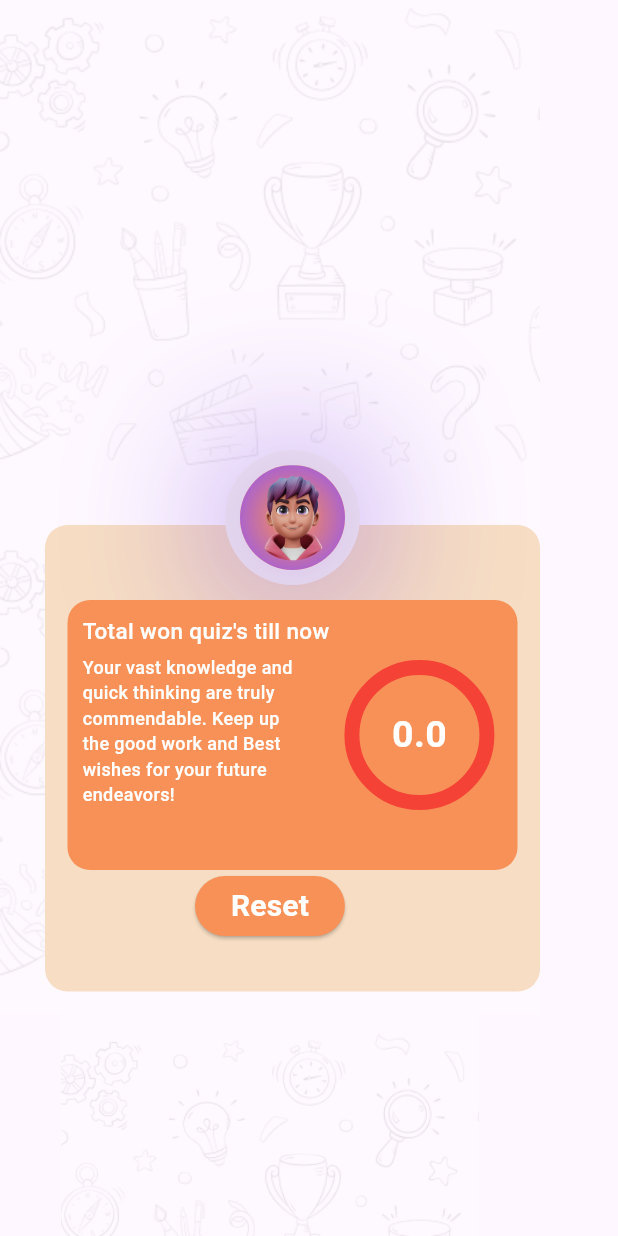
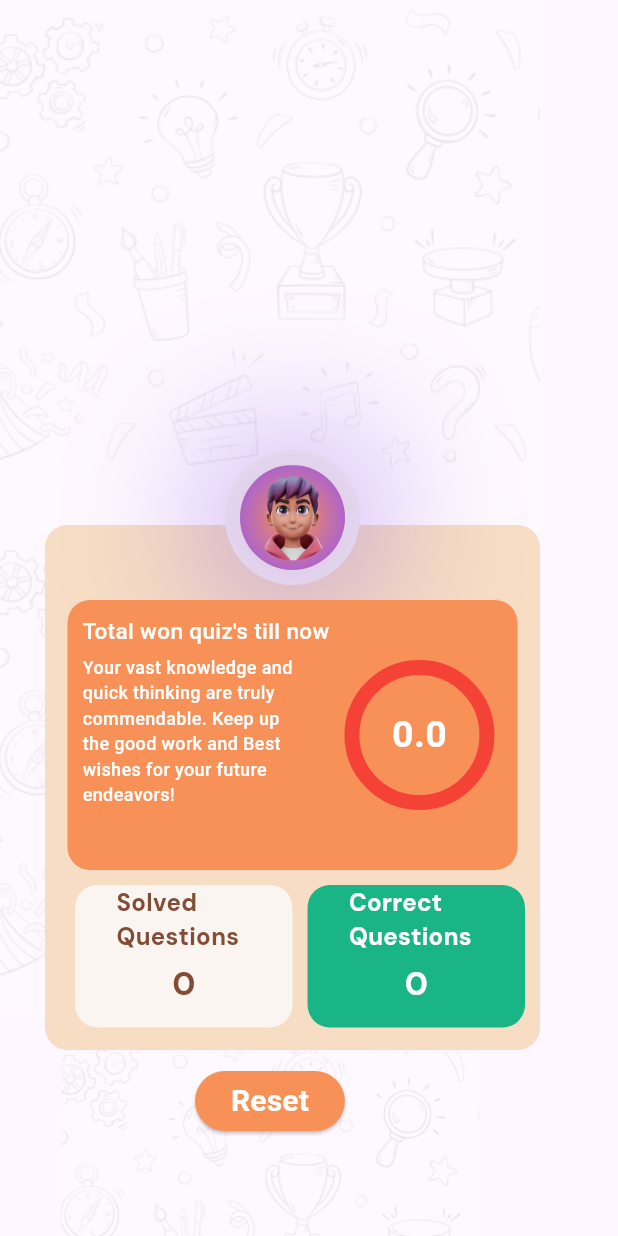
Before and after one commit to akshayjadhav2002/Quiz-App, a Flutter app: the ResultScreen screen opened directly, on a phone screen of 412 x 824 dp. Run offline on Flutter 3.47's test engine with Material 3 defaults, Android fonts, the phone set to English and light mode, and no system bars; drawn by our look-alikes of percent_indicator; our stand-ins replace google_fonts; network calls fail.

```diff
--- a/lib/View/result_screen.dart
+++ b/lib/View/result_screen.dart
@@ -1,6 +1,7 @@
 import "package:flutter/cupertino.dart";
 import "package:flutter/material.dart";
 import "package:flutter/widgets.dart";
+import "package:google_fonts/google_fonts.dart";
 import "package:percent_indicator/circular_percent_indicator.dart";
 import 'package:provider/provider.dart';
 import "package:quizzapp/View/home_screen.dart";
@@ -42,7 +43,7 @@ class _ResultScreenState extends State<ResultScreen> {
             top: 350,
             left: 30,
             child: Container(
-              height: 311,
+              height: 350,
               width: 330,
               decoration: BoxDecoration(
                 borderRadius: BorderRadius.circular(15),
@@ -140,7 +141,88 @@ class _ResultScreenState extends State<ResultScreen> {
             ),
           ),
           Positioned(
-            top: 580,
+            top: 590,
+            left: 50,
+            child: Row(
+              children: [
+                Container(
+                  height: 95,
+                  width: 145,
+                  decoration: BoxDecoration(
+                    borderRadius: BorderRadius.circular(15),
+                    color:const Color.fromRGBO(250, 245, 241, 1),
+                  ),
+                  child:  Center(
+                    child: Column(
+
+                      children: [
+                         SizedBox(
+                          height: 50,
+                          width: 90,
+                           child: Text(
+                              "Solved Questions",
+                              style: GoogleFonts.dmSans(
+                                fontSize: 16,
+                                fontWeight: FontWeight.w700,
+                                color: const Color.fromRGBO(131, 76, 52, 1),
+                              ),
+                          ),
+                         ),
+                        Text(
+                          "${questionProvider.questionslist.length}",
+                            style: GoogleFonts.dmSans(
+                                fontSize: 22,
+                                fontWeight: FontWeight.w700,
+                                color: const Color.fromRGBO(131, 76, 52, 1),
+                              ),
+                        )
+                      ],
+                    ),
+                  ),
+                ),
+                const SizedBox(
+                  width: 10,
+                ),
+                Container(
+                  height: 95,
+                  width: 145,
+                  decoration: BoxDecoration(
+                    borderRadius: BorderRadius.circular(15),
+                    color:const Color.fromRGBO(26, 181, 134, 1),
+                  ),
+                  child: Center(
+                    child: Column(
+                      children: [
+                         SizedBox(
+                          height: 50,
+                          width: 90,
+                           child: Text(
+                              "Correct Questions",
+                              style: GoogleFonts.dmSans(
+                                fontSize: 16,
+                                fontWeight: FontWeight.w700,
+                                color: const Color.fromARGB(255, 255, 253, 253),
+                              ),
+                          ),
+                         ),
+                        Text(
+                          "${questionProvider.marks}",
+                            style: GoogleFonts.dmSans(
+                                fontSize: 22,
+                                fontWeight: FontWeight.w700,
+                                color: const Color.fromARGB(255, 255, 255, 255),
+                              ),
+                        )
+                      ],
+                    ),
+                  ),
+                ),
+
+              ],
+            )
+            ),
+           Positioned(
+            top: 710,
             left: 130,
             child: ElevatedButton(
               onPressed: () {
```
